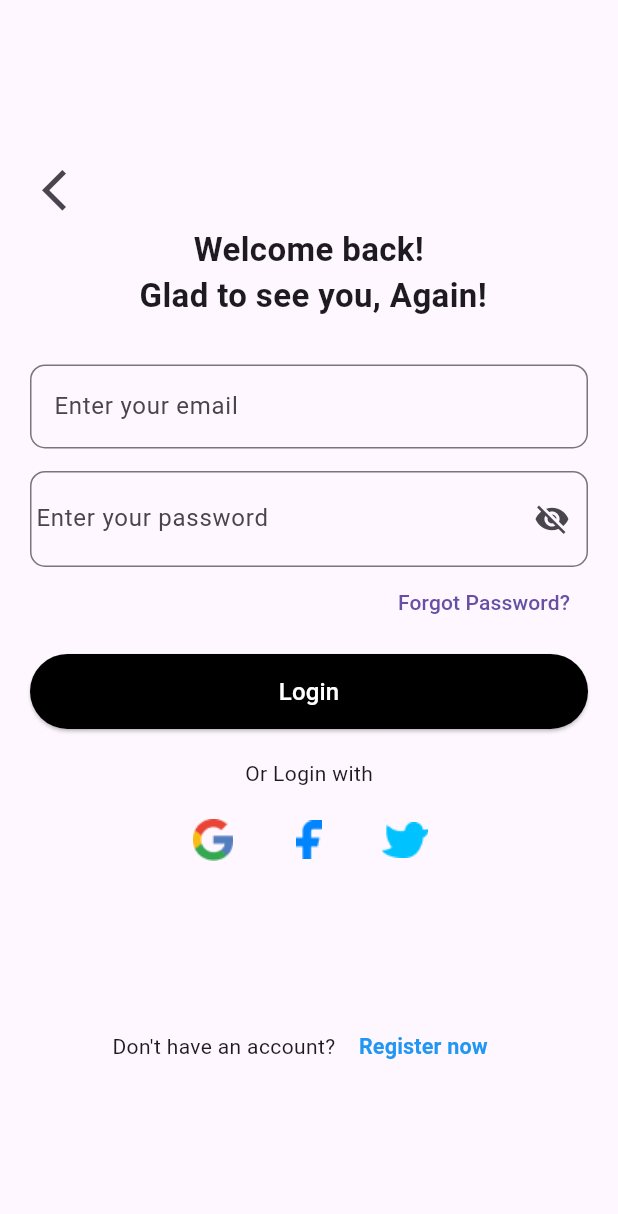
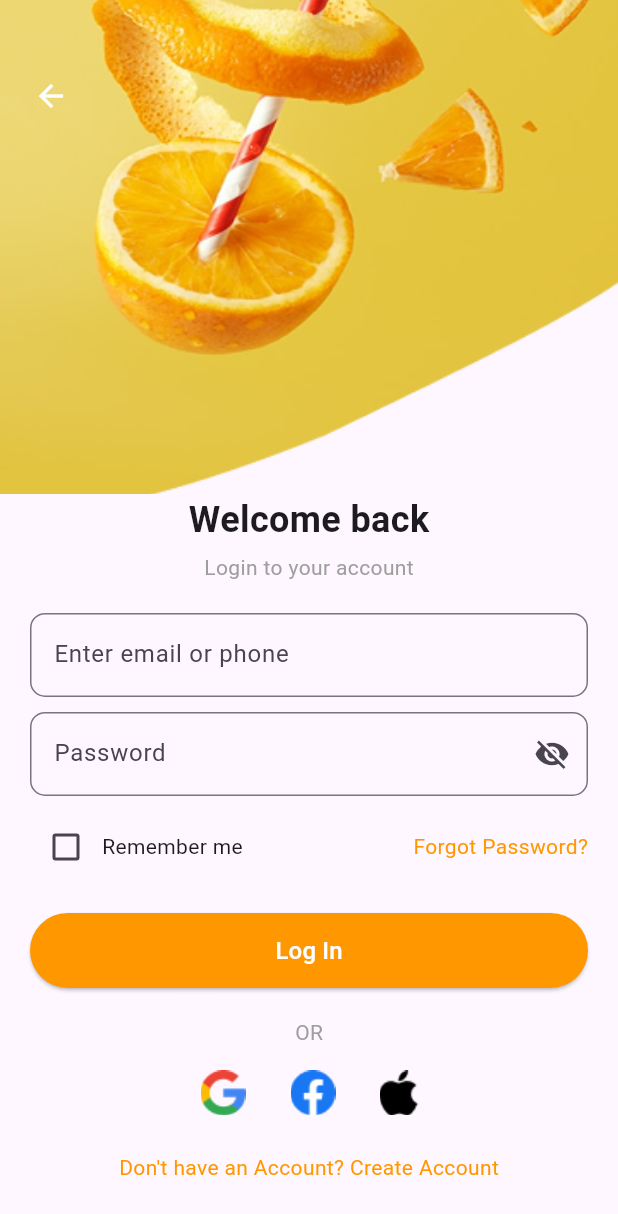
Before and after one commit to BarameeEiEi/flutter_speed_ui_app, a Flutter app: the screen it shows after launch, on a phone screen of 412 x 824 dp. Shown: the top 1214 px of the screen. Run offline on Flutter 3.47's test engine with Material 3 defaults, Android fonts, the phone set to English and light mode, and no system bars.

Commit message:
homework V.2

```diff
--- a/lib/main.dart
+++ b/lib/main.dart
@@ -9,6 +9,13 @@ import 'package:iot_thai_moneyshare_project/view/c02_page_ui.dart';
 import 'package:iot_thai_moneyshare_project/view/c03_page_ui.dart';
 import 'package:iot_thai_moneyshare_project/view/d01_page_ui.dart';
 import 'package:iot_thai_moneyshare_project/view/d02_page_ui.dart';
+import 'package:iot_thai_moneyshare_project/view/d03_page_ui.dart';
+import 'package:iot_thai_moneyshare_project/view/d04_page_ui.dart';
+import 'package:iot_thai_moneyshare_project/view/d05_page_ui.dart';
+import 'package:iot_thai_moneyshare_project/view/d06_page_ui.dart';
+import 'package:iot_thai_moneyshare_project/view/d07_page_ui.dart';
+import 'package:iot_thai_moneyshare_project/view/e01_page_ui.dart';
+import 'package:iot_thai_moneyshare_project/view/e02_page_ui.dart';
 import 'view/home_ui.dart';
 
 void main() {
@@ -29,7 +36,7 @@ class _flutter_speed_ui_appState extends State<flutter_speed_ui_app> {
   Widget build(BuildContext context) {
     return MaterialApp(
       debugShowCheckedModeBanner: false,
-      home: D02(),
+      home: E02(),
     );
   }
 }
--- /dev/null
+++ b/lib/view/e02_page_ui.dart
@@ -0,0 +1,131 @@
+import 'package:flutter/material.dart';
+
+class E02 extends StatefulWidget {
+  const E02({super.key});
+
+  @override
+  State<E02> createState() => _E02State();
+}
+
+class _E02State extends State<E02> {
+  @override
+  Widget build(BuildContext context) {
+    return Scaffold(
+      body: SingleChildScrollView(
+        child: Column(
+          children: [
+            Stack(
+              children: [
+                Image.asset(
+                  'assets/images/imge2.png', // ใส่รูปภาพของคุณ
+                  width: MediaQuery.of(context).size.width,
+                  height: MediaQuery.of(context).size.height * 0.4,
+                  fit: BoxFit.cover,
+                ),
+                Positioned(
+                  top: 40,
+                  left: 10,
+                  child: IconButton(
+                    icon: Icon(Icons.arrow_back, color: Colors.white),
+                    onPressed: () {},
+                  ),
+                ),
+              ],
+            ),
+            Container(
+              padding: EdgeInsets.symmetric(horizontal: 20),
+              child: Column(
+                crossAxisAlignment: CrossAxisAlignment.center,
+                children: [
+                  Text(
+                    'Welcome back',
+                    style: TextStyle(
+                      fontSize: 24,
+                      fontWeight: FontWeight.bold,
+                    ),
+                  ),
+                  SizedBox(height: 5),
+                  Text(
+                    'Login to your account',
+                    style: TextStyle(fontSize: 14, color: Colors.grey),
+                  ),
+                  SizedBox(height: 20),
+                  TextField(
+                    decoration: InputDecoration(
+                      labelText: 'Enter email or phone',
+                      border: OutlineInputBorder(
+                        borderRadius: BorderRadius.circular(10),
+                      ),
+                    ),
+                  ),
+                  SizedBox(height: 10),
+                  TextField(
+                    obscureText: true,
+                    decoration: InputDecoration(
+                      labelText: 'Password',
+                      border: OutlineInputBorder(
+                        borderRadius: BorderRadius.circular(10),
+                      ),
+                      suffixIcon: Icon(Icons.visibility_off),
+                    ),
+                  ),
+                  SizedBox(height: 10),
+                  Row(
+                    children: [
+                      Checkbox(value: false, onChanged: (value) {}),
+                      Text('Remember me'),
+                      Spacer(),
+                      Text(
+                        'Forgot Password?',
+                        style: TextStyle(color: Colors.orange),
+                      ),
+                    ],
+                  ),
+                  SizedBox(height: 20),
+                  SizedBox(
+                    width: double.infinity,
+                    height: 50,
+                    child: ElevatedButton(
+                      onPressed: () {},
+                      style: ElevatedButton.styleFrom(
+                        backgroundColor: Colors.orange,
+                        shape: RoundedRectangleBorder(
+                          borderRadius: BorderRadius.circular(30),
+                        ),
+                      ),
+                      child: Text(
+                        'Log In',
+                        style: TextStyle(color: Colors.white, fontSize: 16),
+                      ),
+                    ),
+                  ),
+                  SizedBox(height: 20),
+                  Text('OR', style: TextStyle(color: Colors.grey)),
+                  SizedBox(height: 10),
+                  Row(
+                    mainAxisAlignment: MainAxisAlignment.center,
+                    children: [
+                      Image.asset('assets/images/imge3.png', height: 40),
+                      SizedBox(width: 20),
+                      Image.asset('assets/images/imge4.png', height: 40),
+                      SizedBox(width: 20),
+                      Image.asset('assets/images/imge5.png', height: 40),
+                    ],
+                  ),
+                  SizedBox(height: 20),
+                  GestureDetector(
+                    onTap: () {},
+                    child: Text(
+                      "Don't have an Account? Create Account",
+                      style: TextStyle(color: Colors.orange),
+                    ),
+                  ),
+                ],
+              ),
+            ),
+          ],
+        ),
+      ),
+    );
+  }
+}
```
Also changed, not shown: lib/view/d03_page_ui.dart (added, +155 -0 lines), lib/view/d04_page_ui.dart (added, +103 -0 lines), lib/view/d05_page_ui.dart (added, +95 -0 lines), lib/view/d06_page_ui.dart (added, +96 -0 lines), lib/view/d07_page_ui.dart (added, +53 -0 lines), lib/view/e01_page_ui.dart (added, +77 -0 lines).
